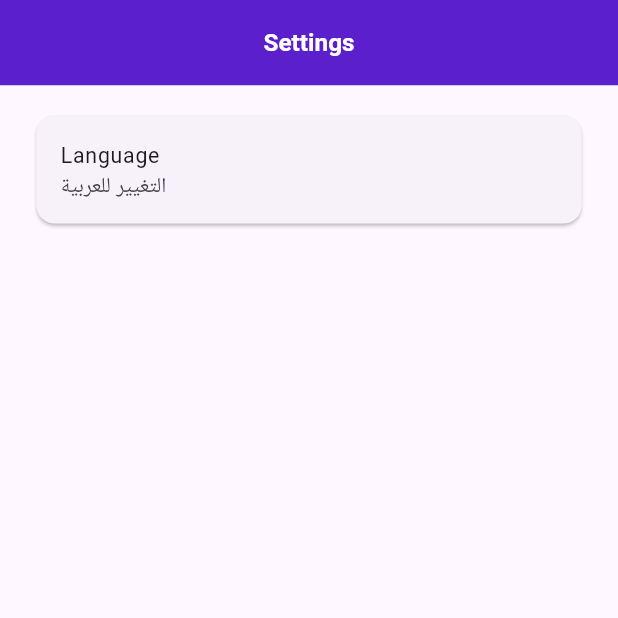
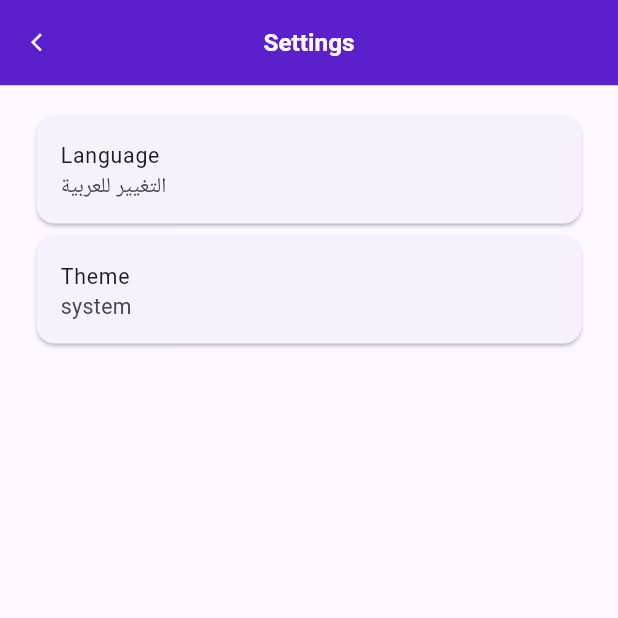
Before and after one commit to nezarab404/cube_task, a Flutter app: the screen it shows after launch, after a tap on the "settings" icon, on a phone screen of 412 x 824 dp, the top half of it. Run offline on Flutter 3.47's test engine with Material 3 defaults, Android fonts, the light colour scheme and no system bars; our stand-ins replace bot_toast, cached_network_image, connectivity_plus, dartz, dio, easy_localization and 12 more; missing offline and left inert: restart; accounts and stored records are empty; generated files the repository leaves out were written again; Roboto replaces fonts that are missing (Cairo).

Commit message:
feat(home) : implement app themes

```diff
--- a/assets/i18n/ar.json
+++ b/assets/i18n/ar.json
@@ -14,5 +14,6 @@
   "search_for_gif": "البحث عن gif ...",
   "no_more_items": "لا يوجد عناصر بعد",
   "search_for_a_GIF": "إبحث عن GIF الآن!",
-  "gif_details": "تفاصيل ال GIF"
+  "gif_details": "تفاصيل ال GIF",
+  "theme" : "السمة"
 }
--- a/assets/i18n/en.json
+++ b/assets/i18n/en.json
@@ -14,5 +14,6 @@
   "search_for_gif": "Search for gif...",
   "no_more_items": "No More Items",
   "search_for_a_GIF": "Search for a GIF Now!",
-  "gif_details" : "Gif Details"
+  "gif_details": "Gif Details",
+  "theme": "Theme"
 }
--- a/lib/features/settings/presentation/settings_screen.dart
+++ b/lib/features/settings/presentation/settings_screen.dart
@@ -1,6 +1,7 @@
 import 'package:cube_task/generated/locale_keys.g.dart';
 import 'package:cube_task/shared/components/app_text.dart';
 import 'package:cube_task/shared/components/custom_app_bar.dart';
+import 'package:cube_task/shared/theme/app_themes.dart';
 import 'package:cube_task/shared/utils/language_manager.dart';
 import 'package:cube_task/shared/utils/ui_helper.dart';
 import 'package:easy_localization/easy_localization.dart';
@@ -17,7 +18,10 @@ class SettingsScreen extends StatelessWidget {
   @override
   Widget build(BuildContext context) {
     return Scaffold(
-      appBar: CustomAppBar.createAppBar(title: LocaleKeys.settings.tr()),
+      appBar: CustomAppBar.createAppBar(
+        title: LocaleKeys.settings.tr(),
+        hideLeading: false,
+      ),
       body: Padding(
         padding: UIHelper.pagePadding,
         child: Column(
@@ -35,6 +39,27 @@ class SettingsScreen extends StatelessWidget {
                   );
                 },
               ),
+            ),
+            Card(
+              child: ListTile(
+                title: AppText(text: LocaleKeys.theme.tr()),
+                subtitle: ValueListenableBuilder<ThemeMode>(
+                  valueListenable: AppThemes.themeNotifier,
+                  builder:
+                      (BuildContext context, ThemeMode value, Widget? child) {
+                    return AppText(text: value.name);
+                  },
+                ),
+                onTap: () {
+                  AppThemes.changeThemeMode(
+                    AppThemes.themeNotifier.value == ThemeMode.light
+                        ? ThemeMode.dark
+                        : AppThemes.themeNotifier.value == ThemeMode.dark
+                            ? ThemeMode.system
+                            : ThemeMode.light,
+                  );
+                },
+              ),
             )
           ],
         ),
--- a/lib/shared/base_app.dart
+++ b/lib/shared/base_app.dart
@@ -31,16 +31,22 @@ class BaseApp extends StatelessWidget {
           BuildContext context,
           Widget? widgetChild,
         ) =>
-            MaterialApp.router(
-          title: 'Base App',
+            ValueListenableBuilder<ThemeMode>(
+          valueListenable: AppThemes.themeNotifier,
+          builder: (BuildContext context, ThemeMode value, Widget? child) {
+            return MaterialApp.router(
+              title: 'Gif Task',
               theme: AppThemes.lightTheme,
               darkTheme: AppThemes.darkTheme,
+              themeMode: value,
               builder: BotToastInit(),
               locale: context.locale,
               supportedLocales: context.supportedLocales,
               localizationsDelegates: context.localizationDelegates,
               routerConfig: AppRouter.getRouter,
               debugShowCheckedModeBanner: false,
+            );
+          },
         ),
       ),
     );
--- a/lib/shared/data/local/local_storage.dart
+++ b/lib/shared/data/local/local_storage.dart
@@ -1,21 +1,14 @@
+import 'package:flutter/material.dart';
 import 'package:shared_preferences/shared_preferences.dart';
 
 //TODO : Secure with flutter_secure_storage
 class LocalStorage {
-  static const String _tokenKey = 'token';
   static const String _languageKey = 'language';
+  static const String _themeKey = 'theme';
 
   final SharedPreferences _sharedPreferences;
 
   LocalStorage(this._sharedPreferences);
-
-  Future<bool> storeToken(String token) async {
-    return _sharedPreferences.setString(_tokenKey, token);
-  }
-
-  String? get token => _sharedPreferences.getString(_tokenKey);
-
-  Future<bool> clearToken() async => _sharedPreferences.remove(_tokenKey);
 
   Future<bool> storeLanguage(String lang) async =>
       _sharedPreferences.setString(_languageKey, lang);
@@ -23,4 +16,11 @@ class LocalStorage {
   String? get language => _sharedPreferences.getString(_languageKey);
 
   Future<bool> clearLanguage() async => _sharedPreferences.remove(_languageKey);
+
+  Future<bool> storeTheme(int theme) async =>
+      _sharedPreferences.setInt(_themeKey, theme);
+
+  int get theme => _sharedPreferences.getInt(_themeKey) ?? 0;
+
+  Future<bool> clearTheme() async => _sharedPreferences.remove(_themeKey);
 }
--- a/lib/shared/theme/app_themes.dart
+++ b/lib/shared/theme/app_themes.dart
@@ -1,9 +1,31 @@
 import 'package:flutter/material.dart';
 import 'package:flutter_screenutil/flutter_screenutil.dart';
 import 'package:google_fonts/google_fonts.dart';
+import '../data/local/local_storage.dart';
+import '../di/app_di.dart';
 import 'app_colors.dart';
 
 abstract final class AppThemes {
+  static ValueNotifier<ThemeMode> themeNotifier =
+      ValueNotifier(_getThemeFromIndex(getIt<LocalStorage>().theme));
+
+  static changeThemeMode(ThemeMode mode) {
+    themeNotifier.value = mode;
+    getIt<LocalStorage>().storeTheme(_getIndexFromTheme(mode));
+  }
+
+  static _getIndexFromTheme(ThemeMode mode) => switch (mode) {
+        ThemeMode.system => 0,
+        ThemeMode.light => 1,
+        ThemeMode.dark => 2,
+      };
+
+  static _getThemeFromIndex(int index) {
+    if (index == 0) return ThemeMode.system;
+    if (index == 1) return ThemeMode.light;
+    if (index == 2) return ThemeMode.dark;
+  }
+
   static ThemeData get lightTheme => ThemeData(
         primarySwatch: AppColors.primary.toMaterialColor(),
         brightness: Brightness.light,
@@ -113,5 +135,4 @@ abstract final class AppThemes {
           color: AppColors.primary,
         ),
       );
-
 }
```
Lines whose indentation alone changed are shown as unchanged.
